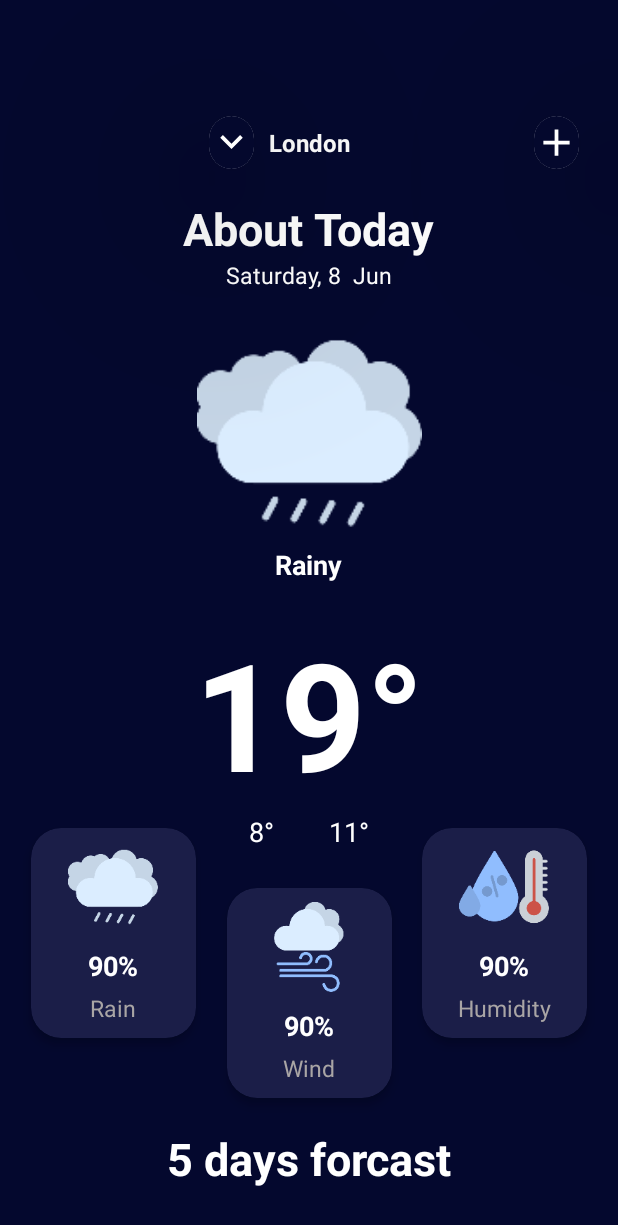
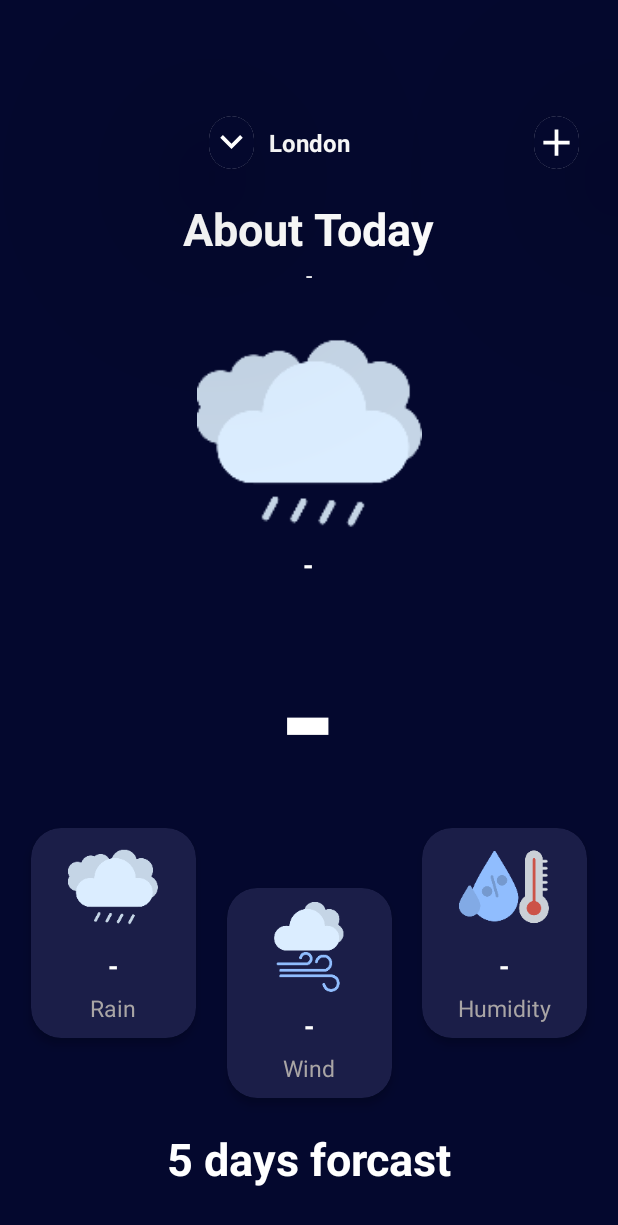
Before and after one commit to JAVADESTEKI/Weather, an Android app: the screen it shows after launch (MainActivity), on a phone screen of 412 x 824 dp. Shown: the top 1225 px of the screen. Run offline under Robolectric (Android 15) with nearby library versions, the phone set to English and light mode, and no system bars; pictures from the network do not load.

Commit message:
Set initial text of views at activity_main.xml to -

```diff
--- a/app/src/main/res/layout/activity_main.xml
+++ b/app/src/main/res/layout/activity_main.xml
@@ -214,7 +214,7 @@
                 android:layout_height="wrap_content"
                 android:elevation="8dp"
                 android:gravity="center"
-                android:text="Saturday, 8  Jun"
+                android:text="-"
                 android:textColor="@color/white"
                 android:textSize="15dp"
                 app:layout_constraintEnd_toEndOf="@+id/textView4"
@@ -228,7 +228,7 @@
                 android:layout_marginTop="20dp"
                 android:elevation="20dp"
                 android:gravity="center"
-                android:text="19°"
+                android:text="-"
                 android:textColor="@color/white"
                 android:textSize="100dp"
                 android:textStyle="bold"
@@ -240,7 +240,7 @@
                 android:id="@+id/txtMinDegree"
                 android:layout_width="wrap_content"
                 android:layout_height="wrap_content"
-                android:text="8°"
+                android:text=""
                 android:textColor="@color/white"
                 android:textSize="18dp"
                 app:layout_constraintEnd_toStartOf="@+id/txtMaxDegree"
@@ -254,7 +254,7 @@
                 android:id="@+id/txtMaxDegree"
                 android:layout_width="wrap_content"
                 android:layout_height="wrap_content"
-                android:text="11°"
+                android:text=""
                 android:textColor="@color/white"
                 android:textSize="18dp"
                 app:layout_constraintEnd_toEndOf="@+id/txtTodayDegree"
@@ -266,7 +266,7 @@
                 android:id="@+id/txtStatus"
                 android:layout_width="wrap_content"
                 android:layout_height="wrap_content"
-                android:text="Rainy"
+                android:text="-"
                 android:textColor="@color/white"
                 android:textSize="18dp"
                 android:textStyle="bold"
@@ -304,7 +304,7 @@
                         android:layout_width="wrap_content"
                         android:layout_height="wrap_content"
                         android:paddingTop="10dp"
-                        android:text="90%"
+                        android:text="-"
                         android:textColor="@color/white"
                         android:textSize="18dp"
                         android:textStyle="bold" />
@@ -352,7 +352,7 @@
                         android:layout_width="wrap_content"
                         android:layout_height="wrap_content"
                         android:paddingTop="10dp"
-                        android:text="90%"
+                        android:text="-"
                         android:textColor="@color/white"
                         android:textSize="18dp"
                         android:textStyle="bold" />
@@ -399,7 +399,7 @@
                         android:layout_width="wrap_content"
                         android:layout_height="wrap_content"
                         android:paddingTop="10dp"
-                        android:text="90%"
+                        android:text="-"
                         android:textColor="@color/white"
                         android:textSize="18dp"
                         android:textStyle="bold" />
```
